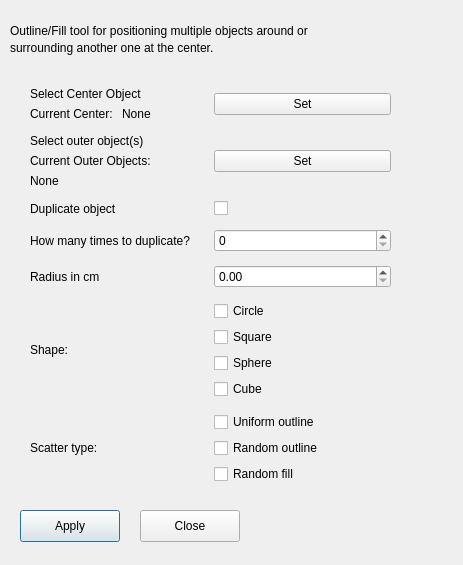
Before: the Qt Designer form gui.ui in jallex/Maya_Tool_Place_Around_Center, drawn with Qt 5.
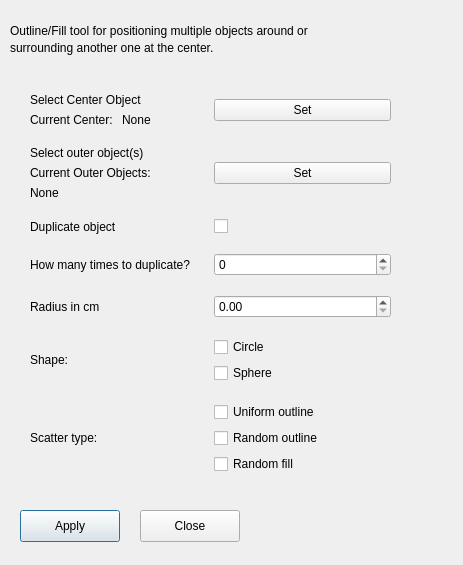
After: the same form once the commit is applied.

What changed in the file:
```diff
--- a/gui.ui
+++ b/gui.ui
@@ -111,27 +111,6 @@
     </item>
     <item row="6" column="1">
      <layout class="QGridLayout" name="gridLayout_4">
-      <item row="3" column="0">
-       <widget class="QCheckBox" name="checkBox_4">
-        <property name="text">
-         <string>Sphere</string>
-        </property>
-       </widget>
-      </item>
-      <item row="4" column="0">
-       <widget class="QCheckBox" name="checkBox_5">
-        <property name="text">
-         <string>Cube</string>
-        </property>
-       </widget>
-      </item>
-      <item row="2" column="0">
-       <widget class="QCheckBox" name="checkBox_3">
-        <property name="text">
-         <string>Square</string>
-        </property>
-       </widget>
-      </item>
       <item row="0" column="0">
        <widget class="QCheckBox" name="checkBox_2">
         <property name="text">
@@ -139,6 +118,13 @@
         </property>
        </widget>
       </item>
+      <item row="2" column="0">
+       <widget class="QCheckBox" name="sphere_checkbox">
+        <property name="text">
+         <string>Sphere</string>
+        </property>
+       </widget>
+      </item>
      </layout>
     </item>
     <item row="6" column="0">
```
Left out of the diff: 8 changed lines with no effect on the pictures.
